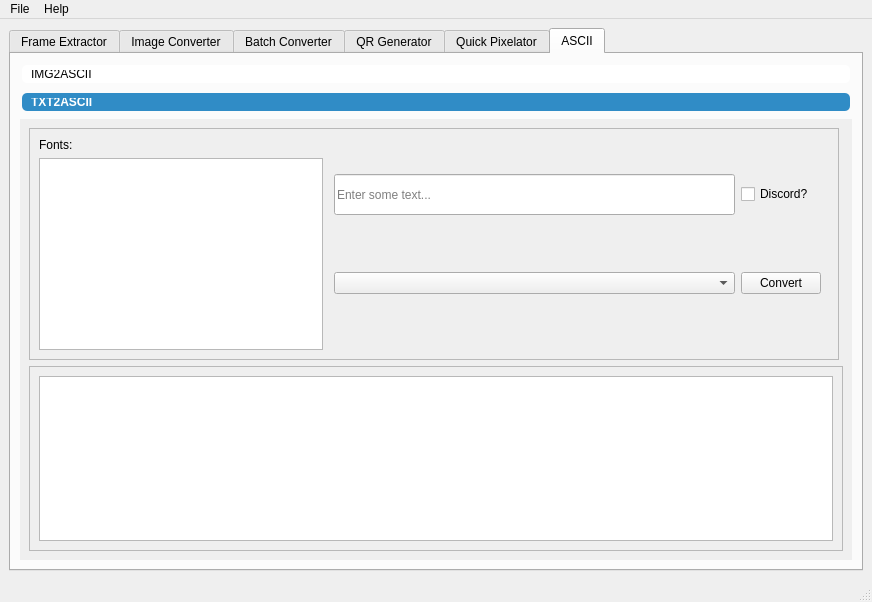
First picture: the form in src/ui/form.ui, repository LyAhn/ImageNexus, before the edit.
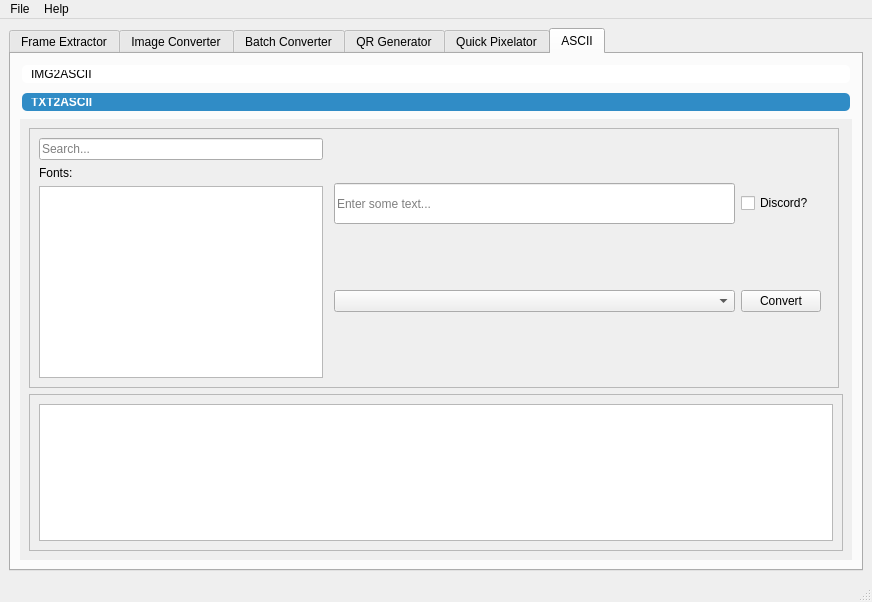
Second picture: the form after the edit. The open tabs and pages were chosen to show the change. Icons and pictures are not drawn.

Commit message:
ASCII Font Search
- Adds a search function to the font list and filters out results

The edit to the form file:
```diff
--- a/src/ui/form.ui
+++ b/src/ui/form.ui
@@ -1238,14 +1238,7 @@
               <layout class="QGridLayout" name="gridLayout_28">
                <item row="0" column="0">
                 <layout class="QGridLayout" name="t2aFontGridLayout">
-                 <item row="0" column="0">
-                  <widget class="QLabel" name="t2aFontsLbl">
-                   <property name="text">
-                    <string>Fonts:</string>
-                   </property>
-                  </widget>
-                 </item>
-                 <item row="1" column="0">
+                 <item row="2" column="0">
                   <widget class="QListWidget" name="t2aFontList">
                    <property name="minimumSize">
                     <size>
@@ -1258,6 +1251,20 @@
                    </property>
                   </widget>
                  </item>
+                 <item row="1" column="0">
+                  <widget class="QLabel" name="t2aFontsLbl">
+                   <property name="text">
+                    <string>Fonts:</string>
+                   </property>
+                  </widget>
+                 </item>
+                 <item row="0" column="0">
+                  <widget class="QLineEdit" name="t2aFontSearch">
+                   <property name="placeholderText">
+                    <string>Search...</string>
+                   </property>
+                  </widget>
+                 </item>
                 </layout>
                </item>
                <item row="0" column="1">
```
The commit also changes 4 other files.
